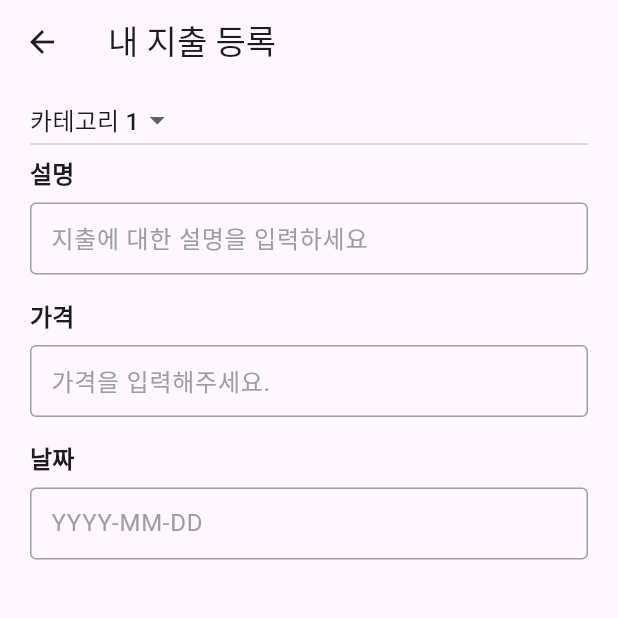
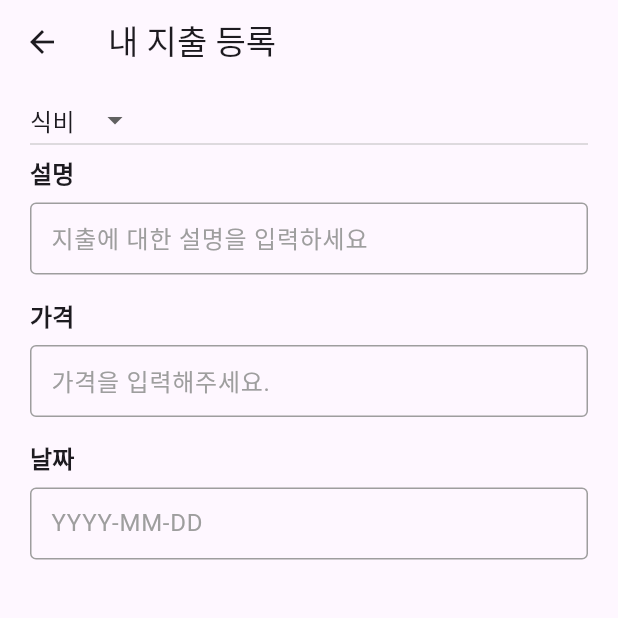
Before and after one commit to GGeunit/MABook, a Flutter app: the ExpenseCreate screen opened directly, on a phone screen of 412 x 824 dp, the top half of it. Run offline on Flutter 3.47's test engine with Material 3 defaults, Android fonts, the phone set to English and light mode, and no system bars; our stand-ins replace get, get_storage, image_picker, timeago, webview_flutter; accounts and stored records are empty; Roboto replaces fonts that are missing (Noto Sans).

Commit message:
expense CRUD 완료

```diff
--- a/carrot_flutter-main/lib/src/controller/auth_controller.dart
+++ b/carrot_flutter-main/lib/src/controller/auth_controller.dart
@@ -1,8 +1,6 @@
 import 'dart:async';
 import 'dart:developer';
 
-import 'package:carrot_flutter/src/shared/global.dart';
-import 'package:flutter/material.dart';
 import 'package:get/get.dart';
 import 'package:get_storage/get_storage.dart';
 
--- a/carrot_flutter-main/lib/src/controller/expense_controller.dart
+++ b/carrot_flutter-main/lib/src/controller/expense_controller.dart
@@ -54,8 +54,7 @@ class ExpenseController extends GetxController {
 
   Future<bool> expenseCreate(CategoryModel category, String description,
       String price, String date) async {
-    Map body =
-        await expenseProvider.store(category.id, description, price, date);
+    Map body = await expenseProvider.store(category, description, price, date);
     if (body['result'] == 'ok') {
       await expenseIndex();
       return true;
@@ -70,7 +69,7 @@ class ExpenseController extends GetxController {
     double price =
         double.tryParse(priceString) ?? 0.0; // price를 double로 변환,실패 시 0
     Map body = await expenseProvider.update(
-        id, category.id, description, priceString, date);
+        id, category, description, priceString, date);
     if (body['result'] == 'ok') {
       // ID를 기반으로 리스트에서 해당 요소를 찾아 업데이트
       int index = expenseList.indexWhere((expense) => expense.id == id);
--- a/carrot_flutter-main/lib/src/controller/file_controller.dart
+++ b/carrot_flutter-main/lib/src/controller/file_controller.dart
@@ -1,5 +1,4 @@
 import 'package:get/get.dart';
-import 'package:get_storage/get_storage.dart';
 import 'package:image_picker/image_picker.dart';
 
 import '../provider/file_provider.dart';
--- a/carrot_flutter-main/lib/src/model/category.dart
+++ b/carrot_flutter-main/lib/src/model/category.dart
@@ -11,4 +11,15 @@ class CategoryModel {
     id = m['id'];
     name = m['name'];
   }
+
+  @override
+  bool operator ==(Object other) =>
+      identical(this, other) ||
+      other is CategoryModel &&
+          runtimeType == other.runtimeType &&
+          id == other.id &&
+          name == name;
+
+  @override
+  int get hashCode => id.hashCode ^ name.hashCode;
 }
--- a/carrot_flutter-main/lib/src/model/expense_model.dart
+++ b/carrot_flutter-main/lib/src/model/expense_model.dart
@@ -36,7 +36,7 @@ class ExpenseModel {
       id: id ?? this.id,
       category: category ?? this.category,
       price: price ?? this.price,
-      description: description ?? this.description,
+      description: description,
       date: date ?? this.date,
     );
   }
--- a/carrot_flutter-main/lib/src/screen/auth/register_form.dart
+++ b/carrot_flutter-main/lib/src/screen/auth/register_form.dart
@@ -2,8 +2,6 @@ import 'package:flutter/material.dart';
 import 'package:get/get.dart';
 
 import '../../controller/auth_controller.dart';
-import '../../controller/file_controller.dart';
-import '../../widget/button/circle_image.dart';
 import '../../widget/form/label_textfield.dart';
 import '../home.dart';
 
--- a/carrot_flutter-main/lib/src/screen/expense/create.dart
+++ b/carrot_flutter-main/lib/src/screen/expense/create.dart
@@ -16,14 +16,12 @@ class _ExpenseCreateState extends State<ExpenseCreate> {
   final _descriptionController = TextEditingController();
   final _priceController = TextEditingController();
   final _dateController = TextEditingController();
-  int _categoryId = 1; // 기본 카테고리 ID
+  CategoryModel _categoryId =
+      CategoryModel(id: 1, name: '카테고리 1'); // 기본 카테고리 ID
 
   _submit() async {
-    CategoryModel selectedCategory =
-        CategoryModel(id: _categoryId, name: '카테고리 $_categoryId');
-
     final result = await expenseController.expenseCreate(
-      _categoryId as CategoryModel,
+      _categoryId,
       _descriptionController.text,
       _priceController.text,
       _dateController.text,
@@ -45,18 +43,22 @@ class _ExpenseCreateState extends State<ExpenseCreate> {
               child: ListView(
                 children: [
                   // 카테고리 선택 (드롭다운 또는 다른 위젯으로 구현 필요)
-                  DropdownButton<int>(
+                  DropdownButton<CategoryModel>(
                     value: _categoryId,
-                    onChanged: (int? newValue) {
+                    onChanged: (CategoryModel? newValue) {
                       setState(() {
                         _categoryId = newValue!;
                       });
                     },
-                    items: <int>[1, 2, 3, 4, 5]
-                        .map<DropdownMenuItem<int>>((int value) {
-                      return DropdownMenuItem<int>(
-                        value: value,
-                        child: Text('카테고리 $value'),
+                    items: [
+                      CategoryModel(id: 1, name: '식비'),
+                      CategoryModel(id: 2, name: '교통비'),
+                      CategoryModel(id: 3, name: '기타'),
+                    ].map<DropdownMenuItem<CategoryModel>>(
+                        (CategoryModel category) {
+                      return DropdownMenuItem<CategoryModel>(
+                        value: category,
+                        child: Text(category.name),
                       );
                     }).toList(),
                   ),
--- a/carrot_flutter-main/lib/src/screen/expense/index.dart
+++ b/carrot_flutter-main/lib/src/screen/expense/index.dart
@@ -2,7 +2,6 @@ import 'package:flutter/material.dart';
 import 'package:get/get.dart';
 
 import '../../controller/expense_controller.dart';
-import '../../widget/button/category_button.dart';
 import '../../widget/listitem/expense_list_item.dart';
 import 'create.dart';
 
--- a/carrot_flutter-main/lib/src/screen/my/myedit.dart
+++ b/carrot_flutter-main/lib/src/screen/my/myedit.dart
@@ -1,7 +1,6 @@
 import 'package:carrot_flutter/src/widget/button/circle_image.dart';
 import 'package:flutter/material.dart';
 import 'package:get/get.dart';
-import 'package:get_storage/get_storage.dart';
 
 import '../../controller/file_controller.dart';
 import '../../controller/user_controller.dart';
--- a/carrot_flutter-main/lib/src/screen/my/mypage.dart
+++ b/carrot_flutter-main/lib/src/screen/my/mypage.dart
@@ -2,7 +2,6 @@ import 'package:carrot_flutter/src/controller/user_controller.dart';
 import 'package:flutter/material.dart';
 import 'package:get/get.dart';
 
-import '../../model/user_model.dart';
 import '../../widget/listitem/user_mypage.dart';
 import 'webpage.dart';
 
```
Also changed, not shown: carrot_flutter-main/lib/src/provider/expense_provider.dart (+30 -19 lines), carrot_flutter-main/lib/src/screen/expense/edit.dart (+36 -27 lines), carrot_flutter-main/lib/src/widget/listitem/expense_list_item.dart (+11 -8 lines), 2 other files.
